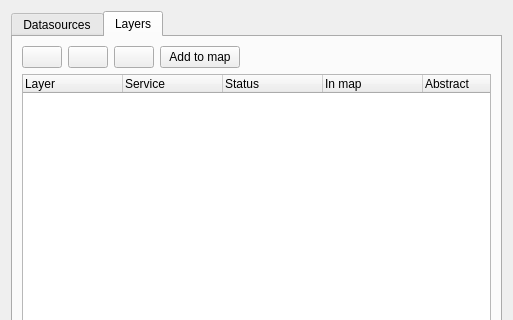
Qt form src/plugins/niwa/niwaplugindialogbase.ui (mhugent/QGIS) before a commit; both pictures show x 0 to 513 and y 0 to 320 of the 513 by 466 pixel window.
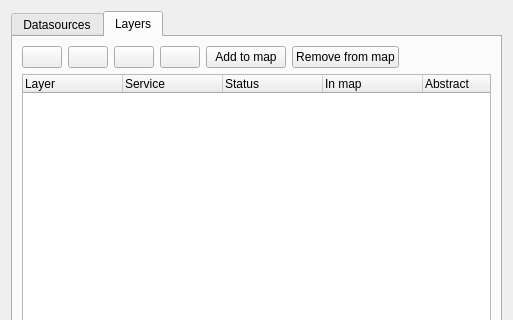
The same form after that commit. The open tabs and pages were chosen to show the change. Icons and pictures are not drawn.

Commit message: Add refresh icon

```diff
--- a/src/plugins/niwa/niwaplugindialogbase.ui
+++ b/src/plugins/niwa/niwaplugindialogbase.ui
@@ -179,6 +179,17 @@
            </property>
           </widget>
          </item>
+         <item>
+          <widget class="QPushButton" name="mReloadButton">
+           <property name="text">
+            <string/>
+           </property>
+           <property name="icon">
+            <iconset resource="resources.qrc">
+             <normaloff>:/niwa/icons/refresh.png</normaloff>:/niwa/icons/refresh.png</iconset>
+           </property>
+          </widget>
+         </item>
          <item>
           <widget class="QPushButton" name="mAddToMapButton">
            <property name="text">
@@ -186,6 +197,13 @@
            </property>
           </widget>
          </item>
+         <item>
+          <widget class="QPushButton" name="mRemoveFromMapPushButton">
+           <property name="text">
+            <string>Remove from map</string>
+           </property>
+          </widget>
+         </item>
          <item>
           <spacer name="horizontalSpacer_2">
            <property name="orientation">
```
The commit also changes 2 other files.
